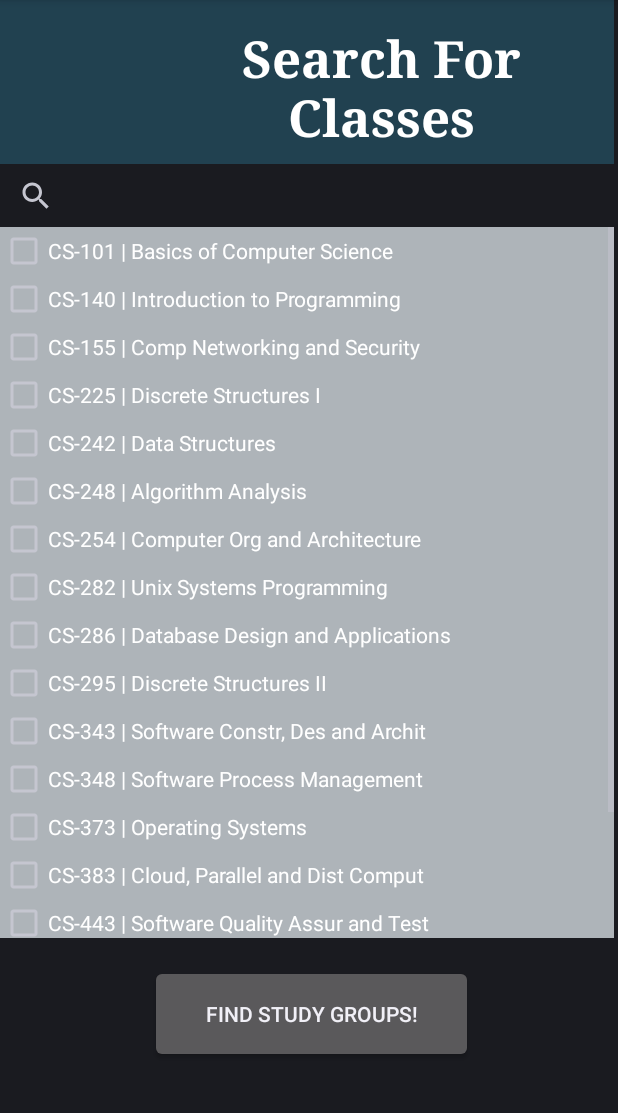
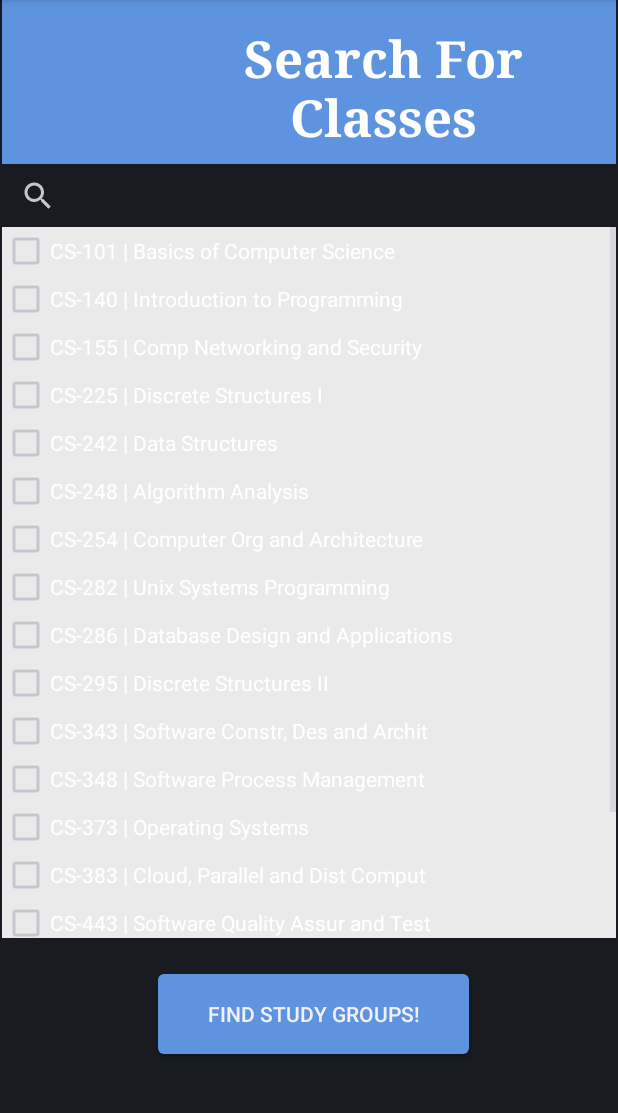
Before and after one commit to jwfife/StudyBuddyAndroidApp, an Android app: the layout search_for_classes.xml on its own in the app's theme, with its tools: preview values and no code run, on a phone screen of 412 x 824 dp, the part 84-1197 px from its top. Run offline under Robolectric (Android 15) with nearby library versions, the phone set to English and light mode, and no system bars.

Commit message:
Minor improvements

```diff
--- a/app/build.gradle.kts
+++ b/app/build.gradle.kts
@@ -1,5 +1,6 @@
 plugins {
     id("com.android.application")
+    id("com.google.android.libraries.mapsplatform.secrets-gradle-plugin")
 }
 
 android {
@@ -45,6 +46,7 @@ dependencies {
     implementation("androidx.annotation:annotation:1.6.0")
     implementation("androidx.lifecycle:lifecycle-livedata-ktx:2.6.1")
     implementation("androidx.lifecycle:lifecycle-viewmodel-ktx:2.6.1")
+    implementation("com.google.android.gms:play-services-maps:18.1.0")
     testImplementation("junit:junit:4.13.2")
     androidTestImplementation("androidx.test.ext:junit:1.1.5")
     androidTestImplementation("androidx.test.espresso:espresso-core:3.5.1")
--- a/app/src/main/java/com/example/studybuddy/RegisterAccount.java
+++ b/app/src/main/java/com/example/studybuddy/RegisterAccount.java
@@ -72,12 +72,7 @@ public class RegisterAccount extends AppCompatActivity {
                 String user_pass = password.getText().toString();
                 String userFirstName = firstName.getText().toString();
                 String userLastName = lastName.getText().toString();
-                //Date birthDate = (Date) birthdateButton.getText();
 
-              /*  if (!passwordValidate()) {
-                    Toast.makeText(RegisterAccount.this, "Please enter all fields correctly.", Toast.LENGTH_SHORT).show();
-                }
-                else { */
                     if (user_email.isEmpty() || user_pass.isEmpty()){
                         Toast.makeText(RegisterAccount.this, "Please enter all fields", Toast.LENGTH_SHORT).show();
                     }
--- a/app/src/main/res/layout/profile_view.xml
+++ b/app/src/main/res/layout/profile_view.xml
@@ -77,7 +77,6 @@
                         android:id="@+id/yourName"
                         android:layout_width="135dp"
                         android:layout_height="wrap_content"
-                        android:layout_gravity="center_horizontal"
                         android:layout_marginTop="10sp"
                         android:layout_marginBottom="30sp"
                         android:gravity="center"
@@ -115,7 +114,7 @@
                     android:layout_width="wrap_content"
                     android:layout_height="wrap_content"
                     android:text="@string/profile_followers"
-                    android:layout_marginStart="94sp"
+                    android:layout_marginStart="90sp"
                     android:layout_marginEnd="70sp"
                     android:textSize="16sp"
                     android:textStyle="bold" />
--- a/app/src/main/res/layout/search_for_classes.xml
+++ b/app/src/main/res/layout/search_for_classes.xml
@@ -12,12 +12,14 @@
         android:layout_height="729dp"
         android:orientation="vertical"
         app:layout_constraintTop_toTopOf="parent"
+        app:layout_constraintLeft_toLeftOf="parent"
+        app:layout_constraintRight_toRightOf="parent"
         tools:layout_editor_absoluteX="1dp">
 
         <LinearLayout
             android:layout_width="match_parent"
             android:layout_height="109dp"
-            android:background="#214150"
+            android:background="@color/myBlue"
             android:orientation="horizontal">
 
             <ImageButton
@@ -28,7 +30,7 @@
                 android:layout_marginTop="30dp"
                 android:layout_marginEnd="60dp"
                 android:layout_weight="1"
-                android:background="#FF214150"
+                android:background="@color/myBlue"
                 android:scaleX="1.9"
                 android:scaleY="1.9"
                 app:layout_constraintBottom_toTopOf="@+id/guideline"
@@ -54,12 +56,13 @@
 
         <SearchView
             android:layout_width="match_parent"
-            android:layout_height="42dp" />
+            android:layout_height="42dp"
+            />
 
         <ScrollView
             android:layout_width="match_parent"
             android:layout_height="474dp"
-            android:background="#B9E6EFF3">
+            android:background="@color/myGrey">
 
             <LinearLayout
                 android:layout_width="match_parent"
@@ -181,8 +184,9 @@
             android:id="@+id/button3"
             android:layout_width="215dp"
             android:layout_height="65dp"
-            android:layout_marginLeft="100dp"
+            android:layout_marginStart="100dp"
             android:layout_marginTop="18dp"
+            android:backgroundTint="@color/myBlue"
             android:text="Find Study Groups!" />
 
     </LinearLayout>
--- a/app/src/main/res/values/strings.xml
+++ b/app/src/main/res/values/strings.xml
@@ -48,10 +48,6 @@
     <string name="edit_profile_button">Edit Profile</string>
     <string name="action_settings">Settings</string>
     <string name="apply_button">Apply Changes</string>
-
-
-
-
 
 
 
@@ -185,5 +181,6 @@
         libero vel nunc consequat, quis tincidunt nisl eleifend. Cras bibendum enim a justo luctus
         vestibulum. Fusce dictum libero quis erat maximus, vitae volutpat diam dignissim.
     </string>
+    <string name="title_activity_maps">MapsActivity</string>
 
 </resources>
--- a/build.gradle.kts
+++ b/build.gradle.kts
@@ -1,4 +1,5 @@
 // Top-level build file where you can add configuration options common to all sub-projects/modules.
 plugins {
     id("com.android.application") version "8.4.1" apply false
+    id("com.google.android.libraries.mapsplatform.secrets-gradle-plugin") version "2.0.1" apply false
 }
```
Also changed, not shown: app/src/main/AndroidManifest.xml (+20 -4 lines), app/src/main/java/com/example/studybuddy/DatabaseHelper.java (+11 -0 lines), app/src/main/java/com/example/studybuddy/SignIn.java (+8 -0 lines).
